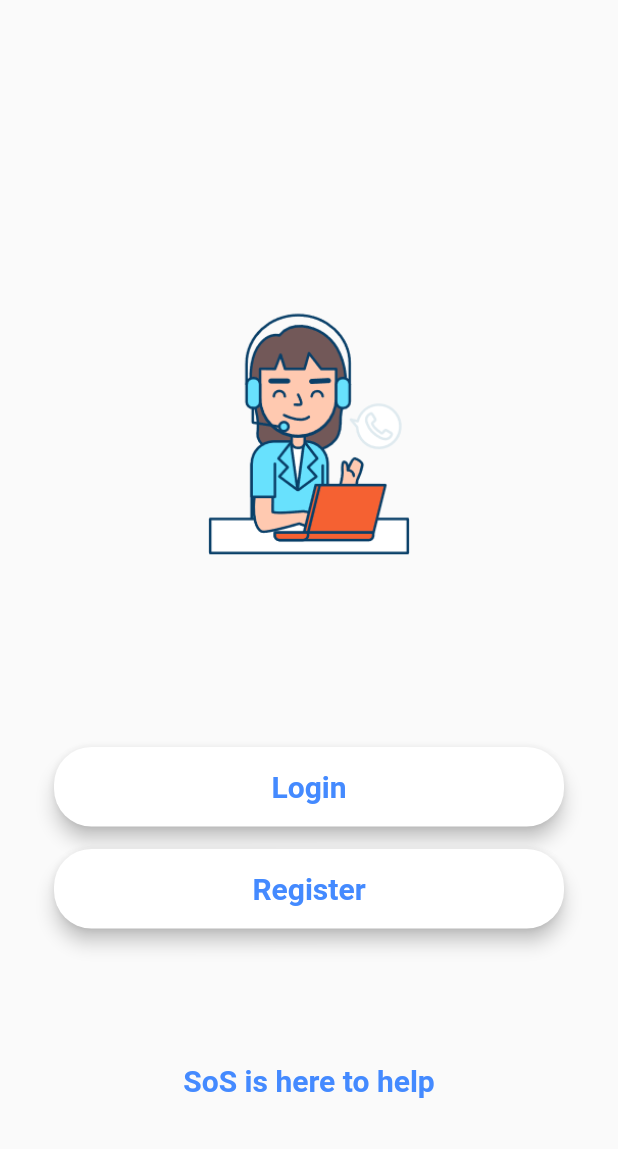
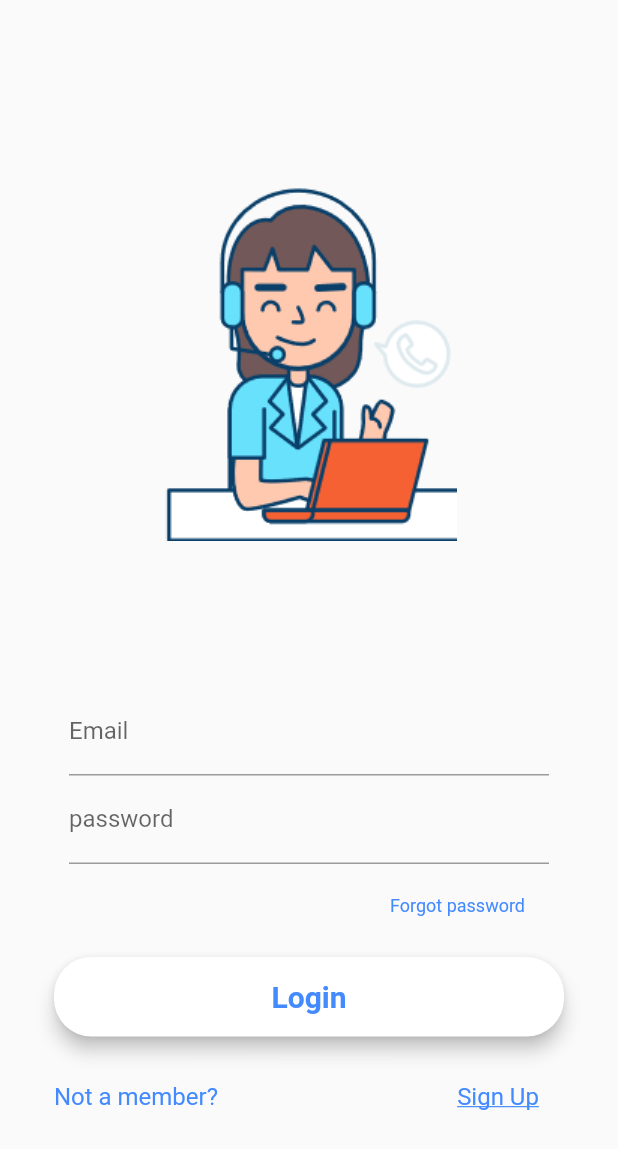
Before and after one commit to StephenMoreno/Sos-Flutter, a Flutter app: the screen it shows after launch, after a tap on "Login", on a phone screen of 412 x 824 dp. Shown: the top 1149 px of the screen. Run offline on Flutter 3.47's test engine with Material 2 defaults, Android fonts, the phone set to English and light mode, and no system bars.

Commit message:
Login Screen Build

```diff
--- a/lib/main.dart
+++ b/lib/main.dart
@@ -1,5 +1,7 @@
 import 'package:flutter/material.dart';
 import 'package:flutter_app/views/opening_screen.dart';
+import 'package:flutter_app/theme/routes.dart';
+
 
 void main() {
   runApp(MyApp());
@@ -11,6 +13,7 @@ class MyApp extends StatelessWidget {
   Widget build(BuildContext context) {
     return MaterialApp(
       title: 'Flutter Demo',
+      routes: AppRoutes.define(),
       home: OpeningView(),
     );
   }
--- /dev/null
+++ b/lib/theme/routes.dart
@@ -0,0 +1,17 @@
+import 'package:flutter/material.dart';
+import 'package:flutter_app/views/login_screen.dart';
+import 'package:flutter_app/views/register_screen.dart';
+
+class AppRoutes{
+  AppRoutes._();
+
+  static const String authLogin ='/auth-login';
+  static const String authRegister ='/auth-Register';
+
+  static Map<String ,WidgetBuilder> define(){
+    return{
+      authLogin:(context) => Login(),
+      //authRegister:(context) => Register(),
+    };
+  }
+}
--- a/lib/views/login_screen.dart
+++ b/lib/views/login_screen.dart
@@ -0,0 +1,167 @@
+import 'package:flutter/cupertino.dart';
+import 'package:flutter/material.dart';
+import 'package:flutter_app/theme/routes.dart';
+import 'package:flutter_app/views/opening_screen.dart';
+
+class Login extends StatefulWidget{
+
+  @override _LoginViewState createState() =>_LoginViewState();
+
+}
+
+class _LoginViewState extends State<Login> {
+  final _formKey = GlobalKey<FormState>();
+
+  TextEditingController _emailController;
+  TextEditingController _passwordController;
+
+  bool isSubmitting = false;
+
+  @override
+  Widget build(BuildContext context){
+    final mq = MediaQuery.of(context);
+
+    final logo = Image.asset(
+      "assets/logo.png",
+      height: mq.size.height / 2,
+    );
+
+    final emailField = TextFormField(
+
+      controller: _emailController,
+      keyboardType: TextInputType.emailAddress,
+      style: TextStyle(
+        color: Colors.blueAccent
+      ),
+      decoration: InputDecoration(
+        hintText: "something@example.com",
+        labelText: "Email",
+        hintStyle: TextStyle(
+          color: Colors.blueAccent
+        ),
+      ),
+    );
+
+    final passwordField = Column(
+      children: <Widget>[
+      TextFormField(
+
+      controller: _passwordController,
+      keyboardType: TextInputType.emailAddress,
+      style: TextStyle(
+          color: Colors.blueAccent
+      ),
+      decoration: InputDecoration(
+        hintText: "password",
+        labelText: "password",
+        hintStyle: TextStyle(
+            color: Colors.white
+        ),
+      ),
+
+    ),
+        Padding(
+          padding: EdgeInsets.all(2.0),
+        ),
+        Row(
+          mainAxisAlignment: MainAxisAlignment.end,
+          children: <Widget>[
+            MaterialButton(
+              child: Text(
+                "Forgot password",
+                style: Theme.of(context).textTheme.caption.copyWith(color: Colors.blueAccent),
+              ),
+              onPressed: (){
+                //Ford
+              },
+            ),
+          ],
+        )
+      ],
+    );
+
+    final fields = Padding(
+      padding: EdgeInsets.all(10.0),
+      child: Column(
+        mainAxisAlignment: MainAxisAlignment.start,
+        children: <Widget>[
+          emailField,
+          passwordField,
+        ],
+      ),
+    );
+    final loginButton = Material(
+      elevation: 5.0,
+      borderRadius: BorderRadius.circular(25.0),
+      color: Colors.white,
+      child: MaterialButton(
+        minWidth: mq.size.width / 1.2,
+        padding: EdgeInsets.fromLTRB(10.0, 15.0, 10.0, 15.0),
+        child: Text(
+          "Login",
+          textAlign: TextAlign.center,
+          style: TextStyle(
+            fontSize: 20.0,
+            color: Colors.blueAccent,
+            fontWeight: FontWeight.bold,
+          ),
+        ),
+        onPressed: () {
+
+        }
+            // TODO: AlertDialog with error
+
+
+      ),
+    );
+
+    final bottom = Column(
+      mainAxisAlignment: MainAxisAlignment.start,
+      crossAxisAlignment: CrossAxisAlignment.stretch,
+      children: <Widget>[
+        loginButton,
+        Padding(
+          padding: EdgeInsets.all(8.0),
+        ),
+        Row(
+          mainAxisAlignment: MainAxisAlignment.spaceBetween,
+          children: <Widget>[
+            Text(
+              "Not a member?",
+              style: Theme.of(context).textTheme.subtitle1.copyWith(color: Colors.blueAccent),
+            ),
+            MaterialButton(
+              onPressed:(){ Navigator.of(context).pushNamed(AppRoutes.authRegister);},
+              child: Text(
+                "Sign Up",
+                style: Theme.of(context).textTheme.subtitle1.copyWith(
+                    color: Colors.blueAccent,
+                    decoration: TextDecoration.underline,
+                ),
+              ),
+            ),
+          ],
+        )
+
+      ],
+    );
+    return Scaffold(
+      body: Form(
+        key: _formKey,
+        child:SingleChildScrollView(
+          padding: EdgeInsets.all(36),
+          child: Column(
+            mainAxisAlignment: MainAxisAlignment.spaceAround,
+            children: <Widget>[
+              logo,
+              fields,
+              bottom
+            ],
+          ),
+        )
+
+      ),
+    );
+
+  }
+}
--- a/lib/views/opening_screen.dart
+++ b/lib/views/opening_screen.dart
@@ -1,5 +1,6 @@
 import 'package:flutter/cupertino.dart';
 import 'package:flutter/material.dart';
+import 'package:flutter_app/theme/routes.dart';
 
 class OpeningView extends StatelessWidget {
   @override
@@ -28,7 +29,7 @@ class OpeningView extends StatelessWidget {
               fontWeight: FontWeight.bold),
         ),
         onPressed: () {
-          print("Login Pressed");
+          Navigator.of(context).pushNamed(AppRoutes.authLogin);
         },
       ),
     );
@@ -50,7 +51,7 @@ class OpeningView extends StatelessWidget {
               fontWeight: FontWeight.bold),
         ),
         onPressed: () {
-          print("Register Pressed");
+          Navigator.of(context).pushNamed(AppRoutes.authRegister);
         },
       ),
     );
```
Also changed, not shown: assets/logo.png.
